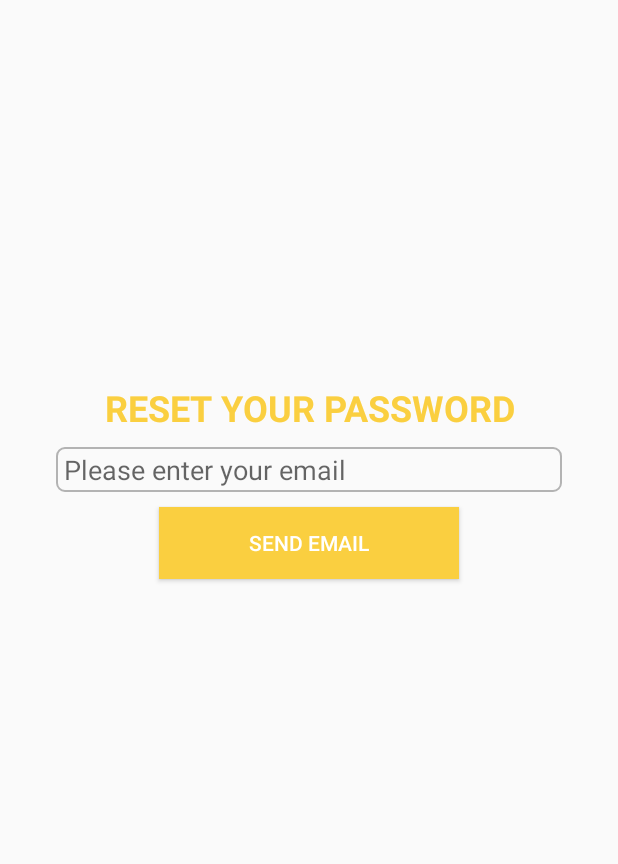
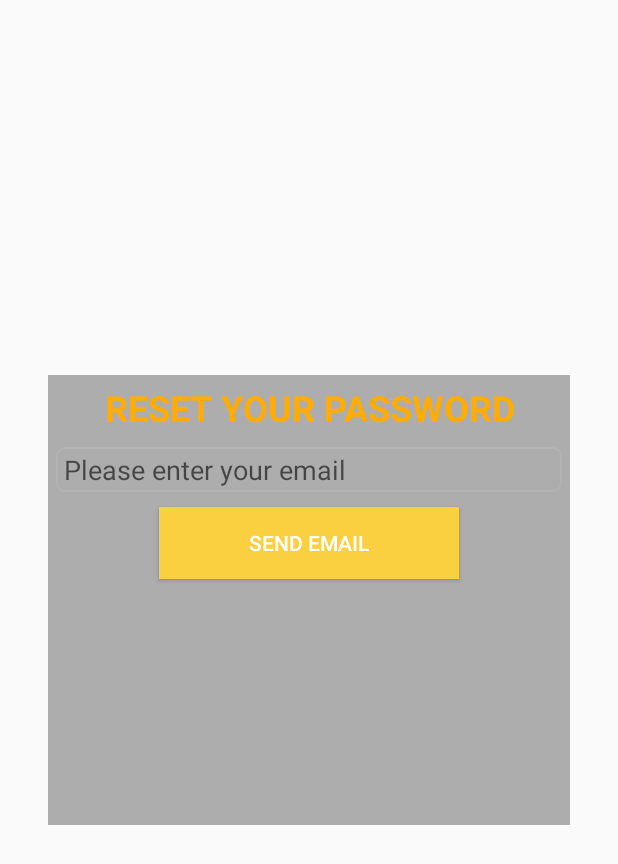
Before and after one commit to elba98/T2, an Android app: the layout popup_forgot_password.xml on its own in the app's theme, with its tools: preview values and no code run, on a phone screen of 412 x 824 dp. Shown: the top 864 px of the screen. Run offline under Robolectric (Android 15) with nearby library versions, the phone set to English and light mode, and no system bars.

Commit message:
Forgot password is implemented. It doesnt work on homescreen yet though, only when changing passwords in user is logged in.

```diff
--- a/app/src/main/res/layout/popup_forgot_password.xml
+++ b/app/src/main/res/layout/popup_forgot_password.xml
@@ -1,5 +1,5 @@
 <?xml version="1.0" encoding="utf-8"?>
-<android.support.constraint.ConstraintLayout
+<RelativeLayout
     xmlns:android="http://schemas.android.com/apk/res/android"
     xmlns:app="http://schemas.android.com/apk/res-auto"
     xmlns:tools="http://schemas.android.com/tools"
@@ -7,8 +7,8 @@
     android:layout_height="match_parent">
 
     <LinearLayout
-        android:layout_width="0dp"
-        android:layout_height="0dp"
+        android:layout_width="500dp"
+        android:layout_height="300dp"
         android:layout_gravity="center"
         android:layout_marginStart="32dp"
         android:layout_marginLeft="32dp"
@@ -16,6 +16,7 @@
         android:layout_marginEnd="32dp"
         android:layout_marginRight="32dp"
         android:layout_marginBottom="250dp"
+        android:background="#ADADAD"
         android:orientation="vertical"
         android:padding="5dp"
         android:visibility="visible"
@@ -33,7 +34,7 @@
             android:text="@string/forgot_password"
             android:textAlignment="center"
             android:textAppearance="@style/TextAppearance.AppCompat"
-            android:textColor="@color/t2_yellow"
+            android:textColor="@color/t2_orange_darkest"
             android:textSize="24sp"
             android:textStyle="bold" />
 
@@ -68,4 +69,4 @@
             android:text="Send Email"
             android:textColor="@android:color/white" />
     </LinearLayout>
-</android.support.constraint.ConstraintLayout>
+</RelativeLayout>
```
Also changed, not shown: app/src/main/java/com/cp317/t2/t2/LoginActivity.java (+39 -3 lines), app/src/main/java/com/cp317/t2/t2/SettingsPasswordActivity.java (+7 -22 lines), app/src/main/java/com/cp317/t2/t2/SettingsUserActivity.java (+7 -0 lines).
